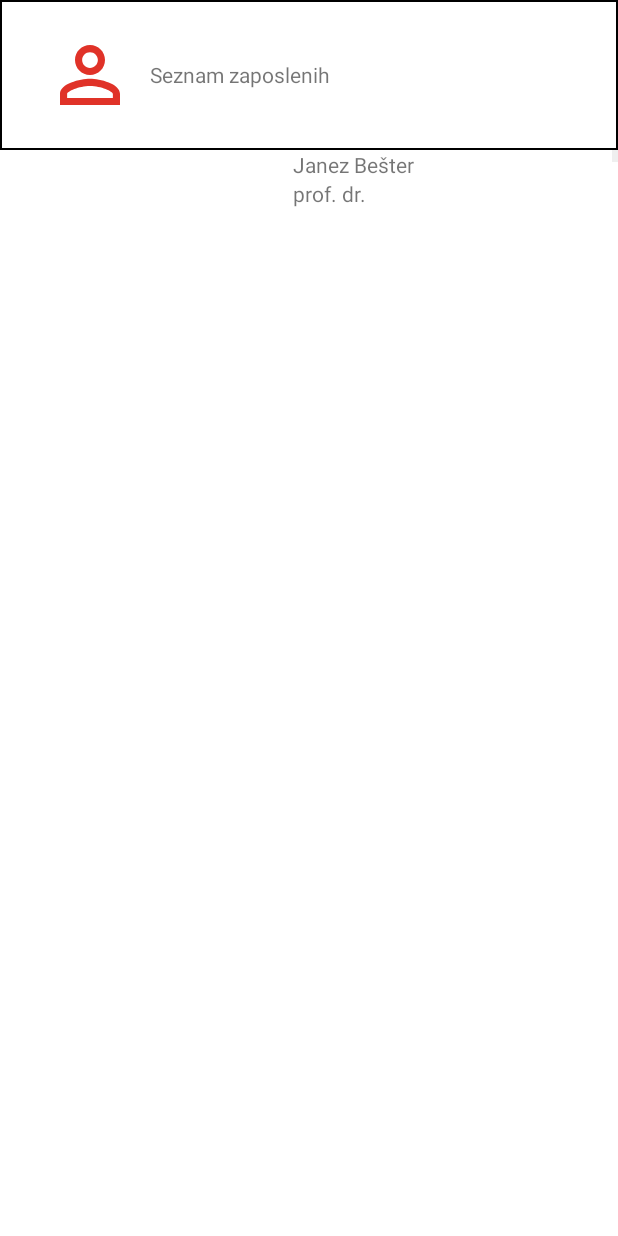
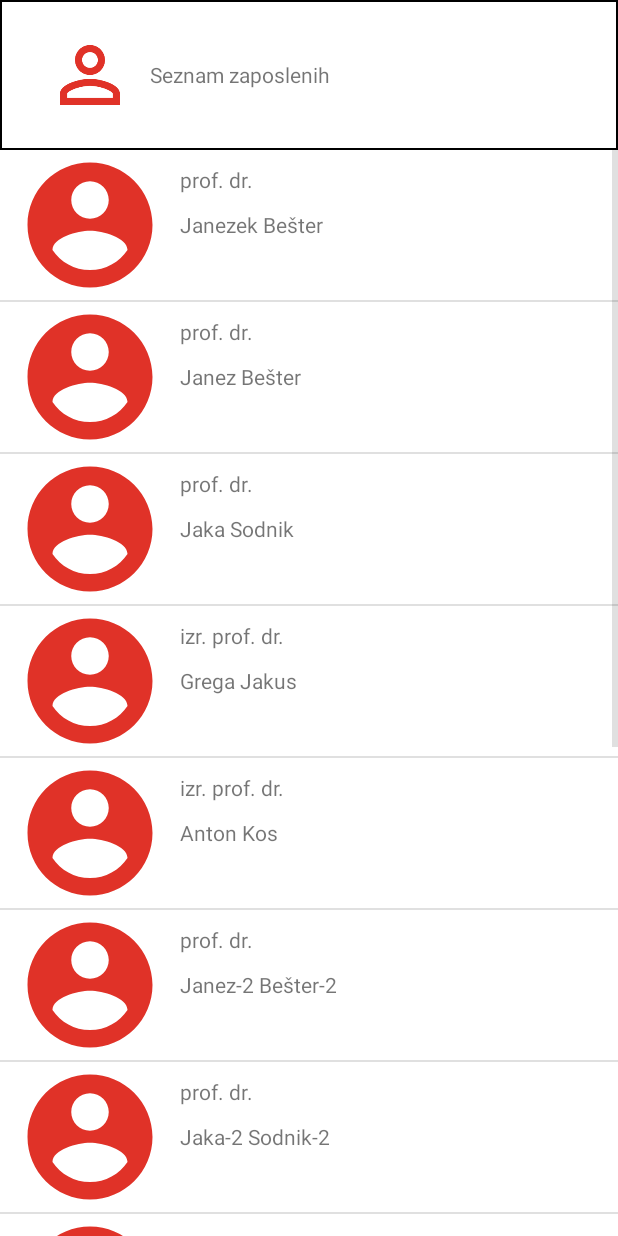
Before and after one commit to shanji97/mojaUL_repo, an Android app: the seznamZaposlenih screen opened directly, with no data from a screen before it, on a phone screen of 412 x 824 dp. Run offline under Robolectric (Android 15) with nearby library versions, the phone set to English and light mode, and no system bars.

Commit message:
fotke zaposlenih se lahko nalagajo iz neta
fotke zaposlenih se lahko nalagajo iz neta

```diff
--- a/mojaUL/app/src/main/java/si/uni/lj/fe/tnuv/mojaUL/App.java
+++ b/mojaUL/app/src/main/java/si/uni/lj/fe/tnuv/mojaUL/App.java
@@ -18,6 +18,7 @@ import java.util.UUID;
 import si.uni.lj.fe.tnuv.aleksanderkovac.mojaul.R;
 
 public class App extends Application {
+
     private static App mInstance;
     private static Resources res;
     private  static Context ctx;
--- a/mojaUL/app/src/main/java/si/uni/lj/fe/tnuv/mojaUL/MainActivity.java
+++ b/mojaUL/app/src/main/java/si/uni/lj/fe/tnuv/mojaUL/MainActivity.java
@@ -24,8 +24,6 @@ public class MainActivity extends AppCompatActivity {
             @Override
             public void onClick(View v) {
                 Toast.makeText(MainActivity.this, getResources().getString(R.string.dobrodosli), Toast.LENGTH_SHORT).show();
-                //Intent myIntent = new Intent(view.getContext(),zaposleniActivity.class);
-
                 startActivity(new Intent(v.getContext(),prijavaVSistemActivity.class));
             }
         });
--- a/mojaUL/app/src/main/java/si/uni/lj/fe/tnuv/mojaUL/SeznamZaposlenihAdapter.java
+++ b/mojaUL/app/src/main/java/si/uni/lj/fe/tnuv/mojaUL/SeznamZaposlenihAdapter.java
@@ -1,23 +1,39 @@
 package si.uni.lj.fe.tnuv.mojaUL;
 import si.uni.lj.fe.tnuv.aleksanderkovac.mojaul.R;
+
+import android.app.ProgressDialog;
 import android.content.Context;
+import android.graphics.Bitmap;
+import android.graphics.BitmapFactory;
+import android.graphics.drawable.Drawable;
+import android.media.Image;
+import android.os.AsyncTask;
 import android.view.LayoutInflater;
 import android.view.View;
 import android.view.ViewGroup;
 import android.widget.ArrayAdapter;
+import android.widget.ImageView;
 import android.widget.TextView;
+import android.widget.Toast;
 
 import androidx.annotation.NonNull;
 import androidx.annotation.Nullable;
 
+import org.jsoup.helper.HttpConnection;
 import org.w3c.dom.Text;
 
+import java.io.InputStream;
+import java.lang.ref.WeakReference;
+import java.net.HttpURLConnection;
+import java.net.URL;
 import java.util.ArrayList;
 
 public class SeznamZaposlenihAdapter extends ArrayAdapter<Zaposlen> {
 
     private Context mContext;
     private int resource;
+    private ImageView image;
+    ProgressDialog pD;
 
     public SeznamZaposlenihAdapter(Context c, int vir, ArrayList<Zaposlen> zaposleni){
         super(c,vir,zaposleni);
@@ -29,21 +45,87 @@ public class SeznamZaposlenihAdapter extends ArrayAdapter<Zaposlen> {
     @Override
     public View getView(int position, @Nullable View convertView, @NonNull ViewGroup parent) {
         String naziv  = getItem(position).getNaziv();
-        String  ime  = getItem(position).getIme();
         String imeInPriimek = getItem(position).getIme()+" "+getItem(position).getPriimek();
 
-        Zaposlen z = new Zaposlen("TAleksander","TKovač","študent","ak3900@student.uni-lj.si","P10","+38640724968","");
+
 
         LayoutInflater inflater = LayoutInflater.from(mContext);
         convertView = inflater.inflate(resource,parent,false);
 
+
         TextView tvImeZaposlenega = (TextView) convertView.findViewById(R.id.ime_zaposlenega);
         TextView tvNazivZaposlenega = (TextView) convertView.findViewById(R.id.naziv_zaposlenega);
 
-        tvImeZaposlenega.setText(getItem(position).getIme()+" "+getItem(position).getPriimek());
+        ImageView iV = (ImageView) convertView.findViewById(R.id.zaposleniFotka);
+
+        new ImageDownloader(iV).execute(getItem(position).getPovezavaDoProfilneFotografije());
+
+
+        tvImeZaposlenega.setText(imeInPriimek);
         tvNazivZaposlenega.setText(naziv);
+
         return convertView;
     }
 
 
+
 }
+class ImageDownloader extends  AsyncTask<String,Void,Bitmap>{
+    private final WeakReference<ImageView> iVR;
+    public  ImageDownloader(ImageView iV){
+        iVR  = new WeakReference<ImageView>(iV);
+    }
+
+    @Override
+    protected Bitmap doInBackground(String... strings) {
+        return downloadBitmap(strings[0]);
+
+    }
+
+    @Override
+    protected void onPostExecute(Bitmap bitmap) {
+        if(isCancelled()){
+            bitmap = null;
+        }
+        if(iVR != null){
+            ImageView iV = iVR.get();
+            if(iV != null){
+                if(bitmap!= null){
+                    iV.setImageBitmap(bitmap);
+                }else
+                {
+                    Drawable placeholder =null;
+                    placeholder = App.getRes().getDrawable(R.drawable.ic_baseline_account_circle_24);
+                            iV.setImageDrawable(placeholder);
+                }
+            }
+        }
+    }
+
+    private Bitmap downloadBitmap(String url) {
+        HttpURLConnection urlConnection = null;
+        try {
+            URL uri = new URL(url);
+            urlConnection = (HttpURLConnection) uri.openConnection();
+
+            final int responseCode = urlConnection.getResponseCode();
+            if (responseCode != HttpURLConnection.HTTP_OK) {
+                return null;
+            }
+
+            InputStream inputStream = urlConnection.getInputStream();
+            if (inputStream != null) {
+                Bitmap bitmap = BitmapFactory.decodeStream(inputStream);
+                return bitmap;
+            }
+        } catch (Exception e) {
+            urlConnection.disconnect();
+
+        } finally {
+            if (urlConnection != null) {
+                urlConnection.disconnect();
+            }
+        }
+        return null;
+    }
+}
--- a/mojaUL/app/src/main/java/si/uni/lj/fe/tnuv/mojaUL/seznamZaposlenih.java
+++ b/mojaUL/app/src/main/java/si/uni/lj/fe/tnuv/mojaUL/seznamZaposlenih.java
@@ -3,7 +3,7 @@ package si.uni.lj.fe.tnuv.mojaUL;
 import androidx.appcompat.app.AppCompatActivity;
 import si.uni.lj.fe.tnuv.aleksanderkovac.mojaul.R;
 
-import android.app.Person;
+
 import android.content.Intent;
 import android.os.Bundle;
 import android.view.View;
@@ -17,21 +17,26 @@ import java.lang.reflect.Array;
 import java.util.ArrayList;
 
 public class seznamZaposlenih extends AppCompatActivity {
-    public  ArrayList<Zaposlen>  seznamVsehZaposlenih;
+
 
     @Override
     protected void onCreate(Bundle savedInstanceState) {
-        super.onCreate(savedInstanceState);
-        setContentView(R.layout.activity_seznam_zaposlenih);
-        ListView lV = (ListView)findViewById(R.id.seznamZaposlenih);
-        ArrayList<Zaposlen> seznamVsehZaposlenih = new ArrayList<Zaposlen>();
-        //dobimov vse objekte in jih "napolnimo"
+        super.onCreate(savedInstanceState); //ok
+        setContentView(R.layout.activity_seznam_zaposlenih); //ok
+
+        ListView lV = (ListView)findViewById(R.id.seznamZaposlenih);//ok
+        ArrayList<Zaposlen> seznamVsehZaposlenih = new ArrayList<Zaposlen>(); //ok
 
 
         //sicer napolni statično
+        //TU JE POTREBNO IMETI POVEZAVO, KI SE KONČA S fotka.jpg
+        seznamVsehZaposlenih.add( new Zaposlen("Janezek", "Bešter", "prof. dr.",
+                "BN511-KAB","014768431", "https://cdn.pixabay.com/photo/2021/05/24/12/17/rocks-6278936_960_720.jpg","Lorem Ipsum is simply dummy text of the printing and typesetting industry. Lorem Ipsum has been the industry's standard dummy text ever since the 1500s, when an unknown printer took a galley of type and scrambled it to make a type specimen book. It has survived not only five centuries, but also the leap into electronic typesetting, remaining essentially unchanged. It was popularised in the 1960s with the release of Letraset sheets containing Lorem Ipsum passages, and more recently with desktop publishing software like Aldus PageMaker including versions of Lorem Ipsum. Lorem Ipsum is simply dummy text of the printing and typesetting industry. Lorem Ipsum has been the industry's standard dummy text ever since the 1500s, when an unknown printer took a galley of type and scrambled it to make a type specimen book. It has survived not only five centuries, but also the leap into electronic typesetting, remaining essentially unchanged. It was popularised in the 1960s with the release of Letraset sheets containing Lorem Ipsum passages, and more recently with desktop publishing software like Aldus PageMaker including versions of Lorem Ipsum. "));
 
         seznamVsehZaposlenih.add( new Zaposlen("Janez", "Bešter", "prof. dr.",
                 "BN511-KAB","014768431", "https://www.fe.uni-lj.si/mma_bin.php?id=2017061411062592&src=min","Lorem Ipsum is simply dummy text of the printing and typesetting industry. Lorem Ipsum has been the industry's standard dummy text ever since the 1500s, when an unknown printer took a galley of type and scrambled it to make a type specimen book. It has survived not only five centuries, but also the leap into electronic typesetting, remaining essentially unchanged. It was popularised in the 1960s with the release of Letraset sheets containing Lorem Ipsum passages, and more recently with desktop publishing software like Aldus PageMaker including versions of Lorem Ipsum. Lorem Ipsum is simply dummy text of the printing and typesetting industry. Lorem Ipsum has been the industry's standard dummy text ever since the 1500s, when an unknown printer took a galley of type and scrambled it to make a type specimen book. It has survived not only five centuries, but also the leap into electronic typesetting, remaining essentially unchanged. It was popularised in the 1960s with the release of Letraset sheets containing Lorem Ipsum passages, and more recently with desktop publishing software like Aldus PageMaker including versions of Lorem Ipsum. "));
+
+
 
         seznamVsehZaposlenih.add( new Zaposlen("Jaka", "Sodnik", "prof. dr.",
                 "BN509-KAB","014768494", "https://www.fe.uni-lj.si/mma_bin.php?id=2014073116103501&src=min","2Na govorilnih urah ste dobrodošli po predhodnem dogovoru, na elektronsko pošto ali telefonsko številko"));
@@ -67,7 +72,8 @@ public class seznamZaposlenih extends AppCompatActivity {
                 "BN514/1-LKN","014768493", "https://www.fe.uni-lj.si/mma_bin.php?id=2016032210172019&src=min","2Na govorilnih urah ste dobrodošli po predhodnem dogovoru, na elektronsko pošto ali telefonsko številko"));
 
 
-        //seznamVsehZaposlenih.add(new Zaposlen("","","","","","", ""));
+
+
 
         SeznamZaposlenihAdapter seznamZaposlenihAdapter = new SeznamZaposlenihAdapter(this,R.layout.razporeditev_informacij_zaposlenega,seznamVsehZaposlenih);
         lV.setAdapter(seznamZaposlenihAdapter);
--- a/mojaUL/app/src/main/java/si/uni/lj/fe/tnuv/mojaUL/zaposleniActivity.java
+++ b/mojaUL/app/src/main/java/si/uni/lj/fe/tnuv/mojaUL/zaposleniActivity.java
@@ -5,6 +5,7 @@ import si.uni.lj.fe.tnuv.aleksanderkovac.mojaul.R;
 
 import android.content.Intent;
 import android.os.Bundle;
+import android.widget.ImageView;
 import android.widget.TextView;
 
 import com.google.gson.Gson;
@@ -21,6 +22,7 @@ public class zaposleniActivity extends AppCompatActivity {
         String zaposlenJson = i.getStringExtra("Zaposlen");
         z = new Gson().fromJson(zaposlenJson,Zaposlen.class);
 
+
         //Nastavimo podatke
 
         TextView tV = (TextView) findViewById(R.id.zaposlen_naslov);
@@ -33,7 +35,8 @@ public class zaposleniActivity extends AppCompatActivity {
                 tV.setText(z.getProstor());
         tV = (TextView) findViewById(R.id.druge_informacije);
             tV.setText(z.getOpis());
-
+        ImageView iV = (ImageView) findViewById(R.id.profilnaFotkaProfesorja);
+        new ImageDownloader(iV).execute(z.getPovezavaDoProfilneFotografije());
 
 
 
--- a/mojaUL/app/src/main/res/layout/activity_seznam_zaposlenih.xml
+++ b/mojaUL/app/src/main/res/layout/activity_seznam_zaposlenih.xml
@@ -28,20 +28,15 @@
         android:layout_width="match_parent"
         android:layout_height="match_parent"
         android:layout_marginTop="100dp">
-        <ScrollView
-            android:layout_width="match_parent"
-            android:layout_height="match_parent"
-            >
-            <RelativeLayout
-                android:layout_width="match_parent"
-                android:layout_height="match_parent"
-                >
+
+
+
                 <ListView
                     android:id="@+id/seznamZaposlenih"
                     android:layout_width="match_parent"
                     android:layout_height="match_parent" />
-            </RelativeLayout>
 
-        </ScrollView>
+
+
     </RelativeLayout>
 </RelativeLayout>
--- a/mojaUL/app/src/main/res/layout/razporeditev_informacij_zaposlenega.xml
+++ b/mojaUL/app/src/main/res/layout/razporeditev_informacij_zaposlenega.xml
@@ -1,21 +1,5 @@
 <?xml version="1.0" encoding="utf-8"?>
-<!--
-<RelativeLayout
-    android:layout_width="match_parent"
-    android:layout_height="wrap_content"
-    xmlns:android="http://schemas.android.com/apk/res/android">
-    <ImageView
-        android:layout_width="25dp"
-        android:layout_height="25dp"
 
-        app:srcCompat="@drawable/ic_baseline_account_circle_24" />
-        >
-    </ImageView>
-
-
-
-</RelativeLayout>
--->
 <LinearLayout xmlns:app="http://schemas.android.com/apk/res-auto"
     xmlns:tools="http://schemas.android.com/tools"
     android:orientation="horizontal"
@@ -28,31 +12,29 @@
 
     <ImageView
         android:id="@+id/zaposleniFotka"
-        android:layout_width="195dp"
-        android:layout_height="wrap_content"
+        android:layout_width="100dp"
+        android:layout_height="100dp"
+        android:layout_marginLeft="10dp"
+        tools:srcCompat="@tools:sample/avatars"
+      />
 
-        tools:srcCompat="@tools:sample/avatars" />
-
-    <LinearLayout
+    <RelativeLayout
         android:orientation="vertical"
         android:layout_width="match_parent"
         android:layout_height="wrap_content"
-        android:layout_weight="66.6">
-
+        android:layout_marginLeft="10dp"
+        >
+        <TextView
+            android:id="@+id/naziv_zaposlenega"
+            android:layout_width="match_parent"
+            android:layout_height="wrap_content"
+            android:layout_marginTop="10dp"
+            android:text="@string/nazivZaposlenega" />
         <TextView
             android:id="@+id/ime_zaposlenega"
             android:layout_width="match_parent"
             android:layout_height="wrap_content"
+            android:layout_marginTop="40dp"
             android:text="@string/ime_in_priimek_zaposlenega_napis" />
-
-        <TextView
-            android:id="@+id/naziv_zaposlenega"
-            android:layout_width="match_parent"
-            android:layout_height="wrap_content"
-            android:text="@string/nazivZaposlenega" />
-    </LinearLayout>
-
-
-
-
+    </RelativeLayout>
 </LinearLayout>
```
Also changed, not shown: mojaUL/app/src/main/AndroidManifest.xml (+7 -5 lines), mojaUL/app/src/main/java/si/uni/lj/fe/tnuv/mojaUL/ImageDownloader.java (added, +25 -0 lines), mojaUL/app/src/main/java/si/uni/lj/fe/tnuv/mojaUL/PageAdapter.java (deleted, +0 -33 lines), mojaUL/app/src/main/java/si/uni/lj/fe/tnuv/mojaUL/prijavaVSistemActivity.java (+1 -35 lines).
